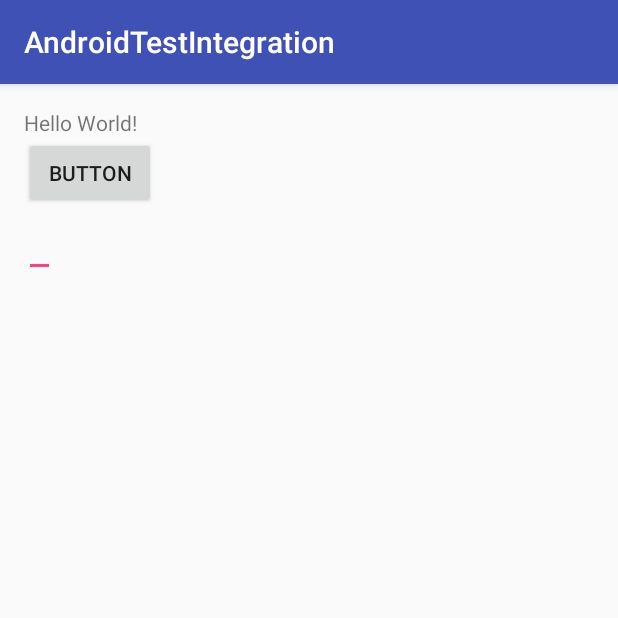
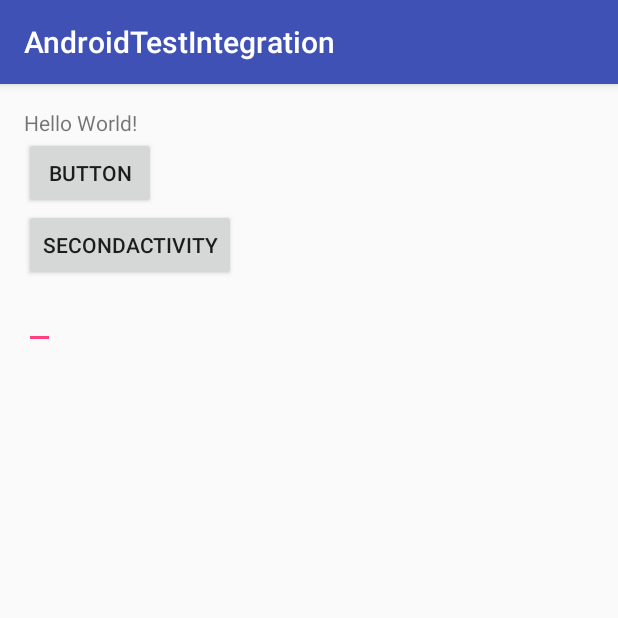
Before and after one commit to peoxnen/AndroidTestIntegration, an Android app: the screen it shows after launch (MainActivity), on a phone screen of 412 x 824 dp, the top half of it. Run offline under Robolectric (Android 15) with nearby library versions, the phone set to English and light mode, and no system bars.

Commit message:
espresso more examples

```diff
--- a/app/build.gradle
+++ b/app/build.gradle
@@ -29,10 +29,9 @@ configurations.all {
 
 dependencies {
     compile fileTree(dir: 'libs', include: ['*.jar'])
-    compile 'com.android.support:appcompat-v7:24.0.0'
     //********************************TESTS********************************
     //Junit 4
-    testCompile('junit:junit:4.12'){
+    testCompile('junit:junit:4.12') {
         exclude group: 'org.hamcrest'
     }
     //Hamcrest
@@ -45,4 +44,6 @@ dependencies {
     androidTestCompile 'com.android.support.test:rules:0.5'
     androidTestCompile 'com.android.support.test.espresso:espresso-intents:2.2.2'
     //*****************************END TESTS********************************
+    compile 'com.android.support:appcompat-v7:24.0.0'
+    compile 'com.android.support:design:24.0.0'
 }
--- a/app/src/main/java/iview/wsienski/androidtestintegration/MainActivity.java
+++ b/app/src/main/java/iview/wsienski/androidtestintegration/MainActivity.java
@@ -1,7 +1,12 @@
 package iview.wsienski.androidtestintegration;
 
+import android.content.Intent;
+import android.os.Bundle;
 import android.support.v7.app.AppCompatActivity;
-import android.os.Bundle;
+import android.view.View;
+import android.widget.Button;
+import android.widget.EditText;
+import android.widget.Toast;
 
 public class MainActivity extends AppCompatActivity {
 
@@ -9,5 +14,35 @@ public class MainActivity extends AppCompatActivity {
     protected void onCreate(Bundle savedInstanceState) {
         super.onCreate(savedInstanceState);
         setContentView(R.layout.activity_main);
+        EditText editText = (EditText) findViewById(R.id.edit_query);
+        Button button = (Button) findViewById(R.id.button);
+        Button button_startSecondActivity = (Button) findViewById(R.id.button_startSecondActivity);
+        setBtn(button);
+        setBtnStartSecondActivity(button_startSecondActivity);
+
+        Bundle inputData = getIntent().getExtras();
+        if(inputData!=null) {
+            String input = inputData.getString("EXTRA");
+            editText.setText(input);
+        }
+    }
+
+    private void setBtnStartSecondActivity(Button button) {
+        button.setOnClickListener(new View.OnClickListener() {
+            @Override
+            public void onClick(View view) {
+                Intent intent = new Intent(MainActivity.this, SecondActivity.class);
+                startActivity(intent);
+            }
+        });
+    }
+
+    private void setBtn(Button button) {
+        button.setOnClickListener(new View.OnClickListener() {
+            @Override
+            public void onClick(View view) {
+                Toast.makeText(MainActivity.this, "clicked",Toast.LENGTH_LONG).show();
+            }
+        });
     }
 }
--- a/app/src/main/res/layout/activity_main.xml
+++ b/app/src/main/res/layout/activity_main.xml
@@ -22,6 +22,12 @@
         android:layout_width="wrap_content"
         android:layout_height="wrap_content"/>
 
+    <Button
+        android:id="@+id/button_startSecondActivity"
+        android:text="SecondActivity"
+        android:layout_width="wrap_content"
+        android:layout_height="wrap_content"/>
+
     <EditText
         android:id="@+id/edit_query"
         android:layout_width="wrap_content"
--- /dev/null
+++ b/app/src/main/res/values-v21/styles.xml
@@ -0,0 +1,8 @@
+<resources>
+            <style name="AppTheme.NoActionBar">
+            <item name="windowActionBar">false</item>
+            <item name="windowNoTitle">true</item>
+            <item name="android:windowDrawsSystemBarBackgrounds">true</item>
+            <item name="android:statusBarColor">@android:color/transparent</item>
+        </style>
+</resources>
--- a/app/src/main/res/values/dimens.xml
+++ b/app/src/main/res/values/dimens.xml
@@ -2,4 +2,5 @@
     <!-- Default screen margins, per the Android Design guidelines. -->
     <dimen name="activity_horizontal_margin">16dp</dimen>
     <dimen name="activity_vertical_margin">16dp</dimen>
+    <dimen name="fab_margin">16dp</dimen>
 </resources>
--- a/app/src/main/res/values/strings.xml
+++ b/app/src/main/res/values/strings.xml
@@ -1,3 +1,4 @@
 <resources>
     <string name="app_name">AndroidTestIntegration</string>
+    <string name="title_activity_second">SecondActivity</string>
 </resources>
--- a/app/src/main/res/values/styles.xml
+++ b/app/src/main/res/values/styles.xml
@@ -7,5 +7,11 @@
         <item name="colorPrimaryDark">@color/colorPrimaryDark</item>
         <item name="colorAccent">@color/colorAccent</item>
     </style>
+    <style name="AppTheme.NoActionBar">
+        <item name="windowActionBar">false</item>
+        <item name="windowNoTitle">true</item>
+    </style>
+    <style name="AppTheme.AppBarOverlay" parent="ThemeOverlay.AppCompat.Dark.ActionBar" />
+    <style name="AppTheme.PopupOverlay" parent="ThemeOverlay.AppCompat.Light" />
 
 </resources>
```
Also changed, not shown: app/src/main/AndroidManifest.xml (+8 -3 lines), app/src/main/java/iview/wsienski/androidtestintegration/SecondActivity.java (added, +29 -0 lines), app/src/main/res/layout/activity_second.xml (added, +35 -0 lines), app/src/main/res/layout/content_second.xml (added, +16 -0 lines), 3 other files.
